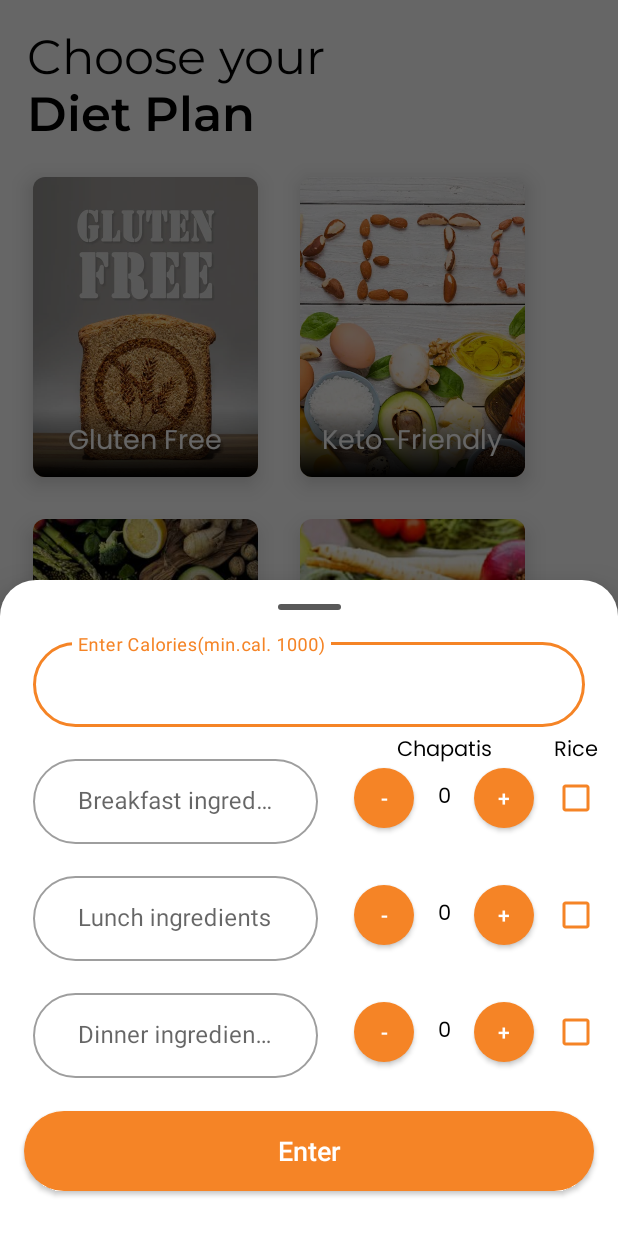
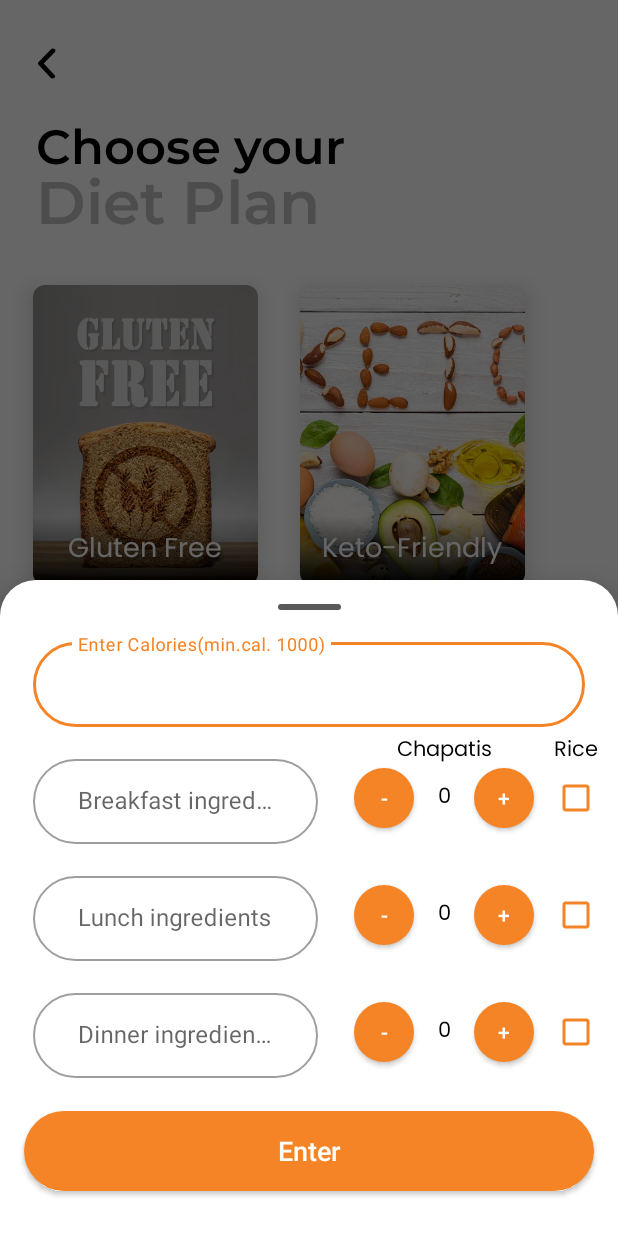
Before and after one commit to guptasandeep7/Fit_Mantra, an Android app: the DietFragment screen opened through its navigation route, after a tap on "Gluten Free", on a phone screen of 412 x 824 dp. Run offline under Robolectric (Android 15) with nearby library versions, the phone set to English and light mode, and no system bars; our stand-ins replace CircleImageView, navigation-ui.

Commit message:
added swipe animation to diet fragment

```diff
--- a/app/src/main/res/layout/fragment_diet.xml
+++ b/app/src/main/res/layout/fragment_diet.xml
@@ -1,39 +1,67 @@
 <?xml version="1.0" encoding="utf-8"?>
-<androidx.constraintlayout.widget.ConstraintLayout xmlns:android="http://schemas.android.com/apk/res/android"
+<androidx.constraintlayout.motion.widget.MotionLayout xmlns:android="http://schemas.android.com/apk/res/android"
     xmlns:app="http://schemas.android.com/apk/res-auto"
     android:id="@+id/home"
     android:layout_width="match_parent"
-    android:layout_height="match_parent">
+    android:layout_height="match_parent"
+    app:layoutDescription="@xml/fragment_diet_scene">
 
-    <TextView
+    <ImageButton
+        android:id="@+id/icBack"
+        android:layout_width="wrap_content"
+        android:layout_height="wrap_content"
+        android:layout_marginStart="24dp"
+        android:layout_marginTop="12dp"
+        android:background="@color/white"
+        android:contentDescription="Back Btn"
+        android:paddingVertical="20dp"
+        android:paddingEnd="20dp"
+        android:src="@drawable/ic_back_black"
+        app:layout_constraintStart_toStartOf="parent"
+        app:layout_constraintTop_toTopOf="parent" />
+
+    <com.google.android.material.textview.MaterialTextView
+        android:id="@+id/headingSmall"
+        android:layout_width="wrap_content"
+        android:layout_height="1dp"
+        android:layout_marginStart="-14dp"
+        android:layout_marginTop="-6dp"
+        android:alpha="0"
+        android:fontFamily="@font/montserrat_semibold"
+        android:text="Choose your diet plan"
+        android:textSize="24sp"
+        app:layout_constraintBottom_toBottomOf="@id/icBack"
+        app:layout_constraintStart_toEndOf="@id/icBack"
+        app:layout_constraintTop_toTopOf="@id/icBack" />
+
+    <com.google.android.material.textview.MaterialTextView
         android:id="@+id/heading1"
         android:layout_width="wrap_content"
         android:layout_height="wrap_content"
-        android:layout_marginStart="18dp"
-        android:layout_marginTop="16dp"
-        android:fontFamily="@font/montserrat_regular"
+        android:fontFamily="@font/montserrat_semibold"
         android:text="Choose your"
         android:textColor="@color/black"
         android:textSize="32sp"
-        app:layout_constraintStart_toStartOf="parent"
-        app:layout_constraintTop_toTopOf="parent" />
+        app:layout_constraintStart_toStartOf="@+id/icBack"
+        app:layout_constraintTop_toBottomOf="@+id/icBack" />
 
-    <TextView
+    <com.google.android.material.textview.MaterialTextView
         android:id="@+id/heading2"
         android:layout_width="wrap_content"
         android:layout_height="wrap_content"
-        android:layout_marginTop="-4dp"
+        android:layout_marginTop="-10dp"
         android:fontFamily="@font/montserrat_semibold"
         android:text="Diet Plan"
-        android:textColor="@color/black"
-        android:textSize="32sp"
+        android:textColor="#C0C0C0"
+        android:textSize="40sp"
         app:layout_constraintStart_toStartOf="@+id/heading1"
         app:layout_constraintTop_toBottomOf="@+id/heading1" />
 
-    <ScrollView
+    <androidx.core.widget.NestedScrollView
+        android:id="@+id/scrollView2"
         android:layout_width="match_parent"
         android:layout_height="0dp"
-        android:layout_marginTop="8dp"
+        android:layout_marginTop="16dp"
         android:layout_marginBottom="8dp"
         android:fillViewport="true"
         app:layout_constraintBottom_toBottomOf="parent"
@@ -390,5 +418,5 @@
             </androidx.cardview.widget.CardView>
 
         </androidx.gridlayout.widget.GridLayout>
-    </ScrollView>
-</androidx.constraintlayout.widget.ConstraintLayout>
+    </androidx.core.widget.NestedScrollView>
+</androidx.constraintlayout.motion.widget.MotionLayout>
--- /dev/null
+++ b/app/src/main/res/xml/fragment_diet_scene.xml
@@ -0,0 +1,61 @@
+<?xml version="1.0" encoding="utf-8"?>
+<MotionScene xmlns:android="http://schemas.android.com/apk/res/android"
+    xmlns:motion="http://schemas.android.com/apk/res-auto">
+
+    <Transition
+        motion:constraintSetEnd="@+id/end"
+        motion:constraintSetStart="@id/start"
+        motion:duration="800">
+        <KeyFrameSet></KeyFrameSet>
+        <OnSwipe motion:touchAnchorId="@+id/scrollView2" />
+    </Transition>+
+
+
+    <ConstraintSet android:id="@+id/start"></ConstraintSet>
+
+    <ConstraintSet android:id="@+id/end">
+        <Constraint
+            android:id="@+id/heading1"
+            android:layout_width="wrap_content"
+            android:layout_height="1dp"
+            android:layout_marginStart="0dp"
+            android:layout_marginTop="-16dp"
+            android:alpha="0"
+            motion:layout_constraintStart_toStartOf="@+id/headingSmall"
+            motion:layout_constraintTop_toBottomOf="@+id/icBack" />
+        <Constraint
+            android:id="@+id/heading2"
+            android:layout_width="wrap_content"
+            android:layout_height="1dp"
+            android:layout_marginTop="-10dp"
+            android:alpha="0"
+            motion:layout_constraintStart_toStartOf="@+id/heading1"
+            motion:layout_constraintTop_toBottomOf="@+id/heading1" />
+        <Constraint
+            android:id="@+id/horizontalScrollView"
+            android:layout_width="match_parent"
+            android:layout_height="wrap_content"
+            android:layout_marginTop="8dp"
+            motion:layout_constraintEnd_toEndOf="parent"
+            motion:layout_constraintStart_toStartOf="parent"
+            motion:layout_constraintTop_toBottomOf="@+id/heading2" />
+        <Constraint
+            android:id="@+id/headingSmall"
+            android:layout_width="wrap_content"
+            android:layout_height="wrap_content"
+            android:alpha="1"
+            motion:layout_constraintBottom_toBottomOf="@id/icBack"
+            motion:layout_constraintStart_toEndOf="@id/icBack"
+            motion:layout_constraintTop_toTopOf="@id/icBack"
+            android:layout_marginTop="-6dp"
+            android:layout_marginStart="-6dp" />
+        <Constraint
+            android:layout_width="wrap_content"
+            android:layout_height="wrap_content"
+            android:layout_marginStart="24dp"
+            motion:layout_constraintTop_toTopOf="parent"
+            motion:layout_constraintStart_toStartOf="parent"
+            android:layout_marginTop="12dp"
+            android:id="@+id/icBack" />
+    </ConstraintSet>
+</MotionScene>
```
